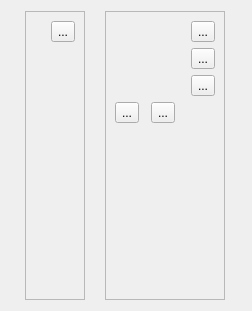
RinatB2017/mega_GIT, file Qt/mega_git_tests/Test_SerialBox5/src/test_SerialBox5_mainbox/src/ui/test_SerialBox5_mainbox.ui: the form before one commit.
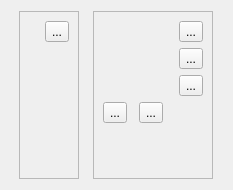
The form after the commit. Custom widgets are drawn as their Qt base class.

```diff
--- a/Qt/mega_git_tests/Test_SerialBox5/src/test_SerialBox5_mainbox/src/ui/test_SerialBox5_mainbox.ui
+++ b/Qt/mega_git_tests/Test_SerialBox5/src/test_SerialBox5_mainbox/src/ui/test_SerialBox5_mainbox.ui
@@ -6,8 +6,8 @@
    <rect>
     <x>0</x>
     <y>0</y>
-    <width>252</width>
-    <height>311</height>
+    <width>233</width>
+    <height>190</height>
    </rect>
   </property>
   <property name="windowTitle">
```
